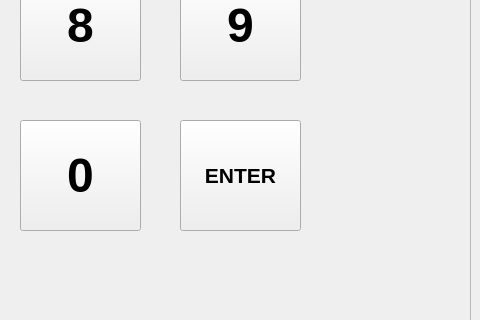
Before: the Qt Designer form BankSim2/BankSimulation/nostaomasumma.ui in Vaara/BankSim100, drawn with Qt 5; both pictures show x 320 to 800 and y 580 to 900 of the 800 by 900 pixel window.
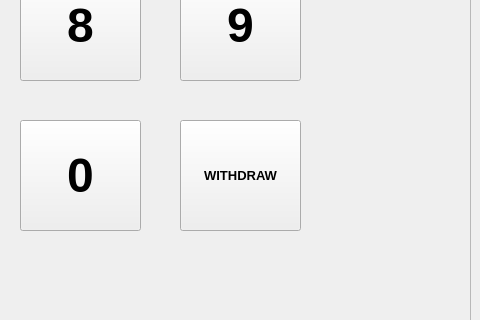
After: the same form once the commit is applied.

The edit to the form file:
```diff
--- a/BankSim2/BankSimulation/nostaomasumma.ui
+++ b/BankSim2/BankSimulation/nostaomasumma.ui
@@ -302,13 +302,13 @@
     </property>
     <property name="font">
      <font>
-      <pointsize>16</pointsize>
+      <pointsize>10</pointsize>
       <weight>75</weight>
       <bold>true</bold>
      </font>
     </property>
     <property name="text">
-     <string>ENTER</string>
+     <string>WITHDRAW</string>
     </property>
    </widget>
    <widget class="QPushButton" name="button2">
```
Left out of the diff: 15 changed lines with no effect on the pictures.
